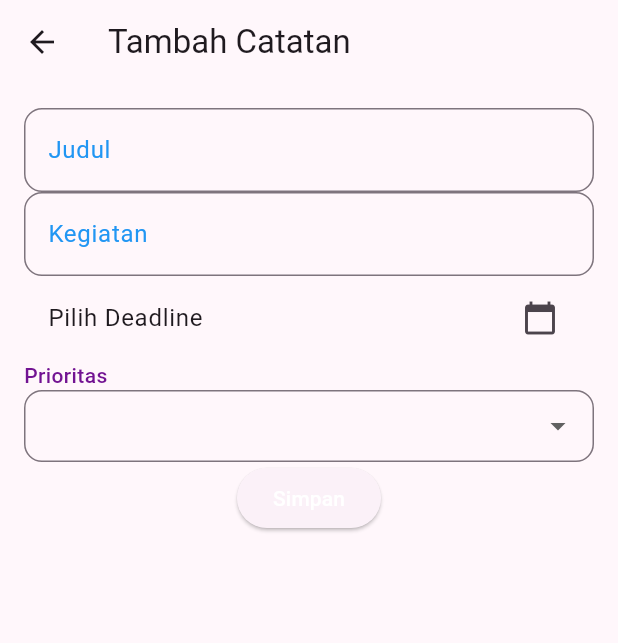
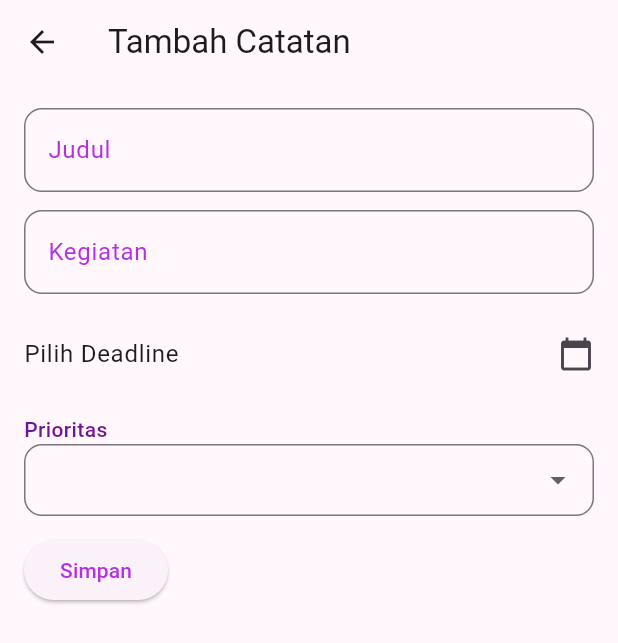
Before and after one commit to Mimirey/ToDoList_Project, a Flutter app: the AddnotePage screen opened by its route, on a phone screen of 412 x 824 dp. Shown: the top 643 px of the screen. Run offline on Flutter 3.47's test engine with Material 3 defaults, Android fonts, the phone set to English and light mode, and no system bars; our stand-ins replace get.

Commit message:
fix:[AZ]fix/ui

```diff
--- a/todolist_project/lib/components/custom_buttonadd.dart
+++ b/todolist_project/lib/components/custom_buttonadd.dart
@@ -8,7 +8,7 @@ class CustomButtonadd extends StatelessWidget {
   @override
   Widget build(BuildContext context) {
     return FloatingActionButton(
-      onPressed: () {},
+      onPressed: onAdd,
       child: Icon(Icons.add),
     );
   }
--- a/todolist_project/lib/components/live_clock.dart
+++ b/todolist_project/lib/components/live_clock.dart
@@ -30,7 +30,7 @@ Widget build(BuildContext context) {
           style: const TextStyle(
             fontSize: 16,
             fontWeight: FontWeight.w600,
-            // color: AppColors.primary
+            color: AppColors.textSecondary
           ),
         ),
 
@@ -40,7 +40,7 @@ Widget build(BuildContext context) {
               const TextStyle(
                 fontSize: 32,
                 fontWeight: FontWeight.bold,
-                // color: AppColors.primary
+                color: AppColors.textSecondary
               ),
         ),
       ],
--- a/todolist_project/lib/controllers/home_controller.dart
+++ b/todolist_project/lib/controllers/home_controller.dart
@@ -6,8 +6,7 @@ import 'package:todolist_project/model/sort_option.dart';
 class HomeController extends GetxController{
   var notes=<Notes>
   [
-    Notes(judul: "Kegiatan 1", kegiatan: "Nyuci piring" ),
-    Notes(judul: "Kegiatan 2", kegiatan: "Makan")
+
   ].obs;
 
   var completedNotes = <Notes>[].obs;
--- a/todolist_project/lib/fragments/home_fragment.dart
+++ b/todolist_project/lib/fragments/home_fragment.dart
@@ -67,9 +67,9 @@ class HomeFragment extends StatelessWidget {
       title: Text(title, style: const TextStyle(fontWeight: FontWeight.bold)),
       initiallyExpanded: true,
       children: notes.isEmpty
-          ? [const Padding(
-              padding: EdgeInsets.all(3.0),
-              child: Text("Tidak ada catatan."),
+          ? [Padding(
+              padding: const EdgeInsets.all(3.0),
+              child: Text("Tidak ada catatan.", style: TextStyle(color: Colors.grey[400]),),
             )]
           : notes.asMap().entries.map((entry) {
               final index = entry.key;
--- a/todolist_project/lib/page/addNote_page.dart
+++ b/todolist_project/lib/page/addNote_page.dart
@@ -1,29 +1,42 @@
 import 'package:flutter/material.dart';
 import 'package:get/get.dart';
-import 'package:get/get_core/src/get_main.dart';
 import 'package:todolist_project/components/custom_button.dart';
+import 'package:todolist_project/components/custom_colors.dart';
 import 'package:todolist_project/components/custom_dropdown.dart';
 import 'package:todolist_project/components/custom_textfield.dart';
 import 'package:todolist_project/controllers/addNote_controller.dart';
 import 'package:todolist_project/model/sort_option.dart';
 
-
-
 class AddnotePage extends StatelessWidget {
   AddnotePage({super.key});
-  final addNoteController= Get.find<AddnoteController>();
+  final addNoteController = Get.find<AddnoteController>();
 
   @override
   Widget build(BuildContext context) {
     return Scaffold(
-      appBar: AppBar(title: Text("Tambah Catatan"),),
+      appBar: AppBar(title: const Text("Tambah Catatan")),
       body: Padding(
         padding: const EdgeInsets.all(16),
-        child: Column(
+        child: SingleChildScrollView(
+          child: Wrap(
+            runSpacing: 12,
             children: [
-            CustomTextfield(controller: addNoteController.judulController, label: 'Judul', labelColor: Colors.blue, pass: false, isNumber: false),
-            CustomTextfield(controller: addNoteController.kegiatanController, label: 'Kegiatan', labelColor: Colors.blue, pass: false, isNumber: false),
+              CustomTextfield(
+                controller: addNoteController.judulController,
+                label: 'Judul',
+                labelColor: AppColors.primary,
+                pass: false,
+                isNumber: false,
+              ),
+              CustomTextfield(
+                controller: addNoteController.kegiatanController,
+                label: 'Kegiatan',
+                labelColor: AppColors.primary,
+                pass: false,
+                isNumber: false,
+              ),
               Obx(() => ListTile(
+                    contentPadding: EdgeInsets.zero,
                     title: Text(
                       addNoteController.deadline.value == null
                           ? "Pilih Deadline"
@@ -33,22 +46,24 @@ class AddnotePage extends StatelessWidget {
                     trailing: const Icon(Icons.calendar_today),
                     onTap: () => addNoteController.pickDeadline(context),
                   )),
-
               Obx(() => CustomDropdown<SortOption>(
                     label: "Prioritas",
                     items: SortOption.values,
                     value: addNoteController.selectedPriority.value,
-                  itemLabel: (p)=> p.label,
+                    itemLabel: (p) => p.label,
                     onChanged: (val) {
                       addNoteController.selectedPriority.value = val;
                     },
                   )),
               CustomButton(
                 myText: "Simpan",
-              myTextColor: Colors.white, onPressed: addNoteController.saveNote),
-
+                myTextColor: AppColors.primary,
+                onPressed: addNoteController.saveNote,
+              ),
             ],
-        ),),
+          ),
+        ),
+      ),
     );
   }
 }
```
Also changed, not shown: todolist_project/lib/controllers/addNote_controller.dart (+6 -1 lines), todolist_project/lib/fragments/profile_fragment.dart (+11 -1 lines), todolist_project/lib/page/editNote_page.dart (+24 -31 lines), todolist_project/lib/page/login_page.dart (+5 -5 lines). Lines whose indentation alone changed are shown as unchanged.
